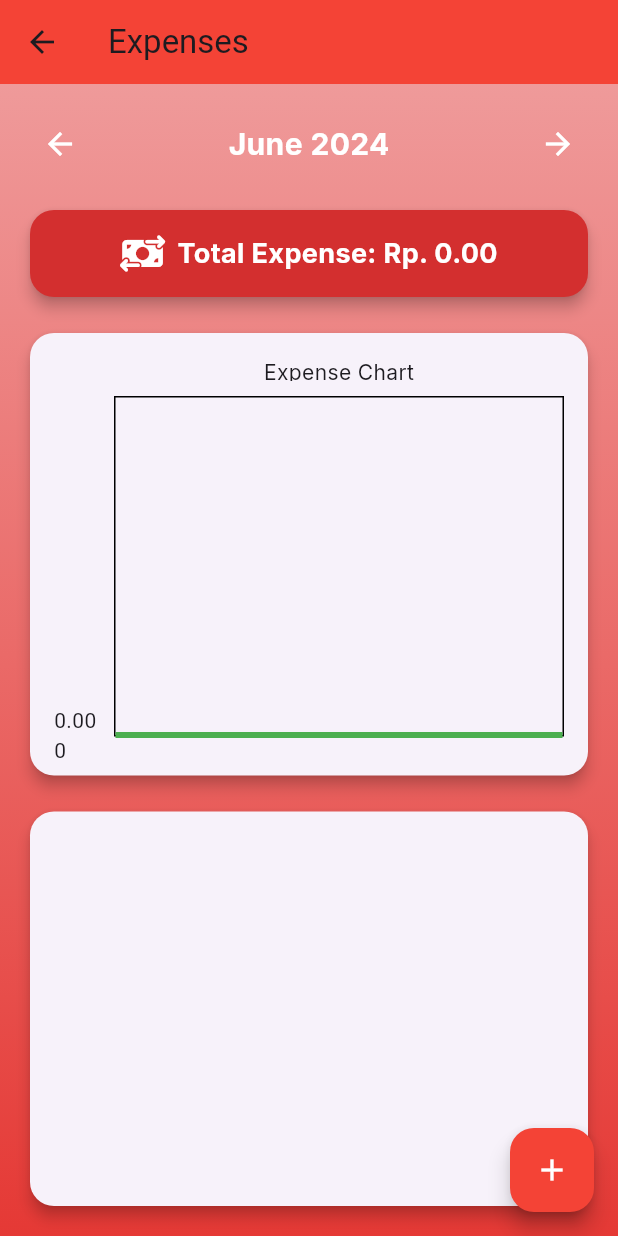
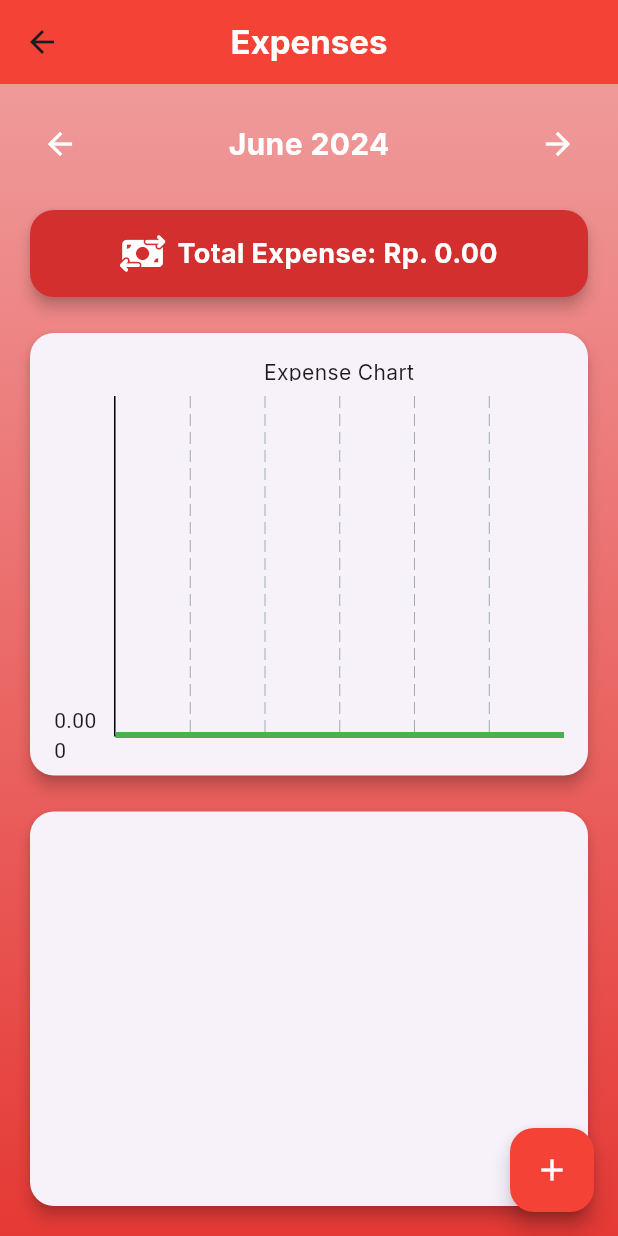
Before and after one commit to VinChriZ/MoneyManager, a Flutter app: the ExpensePage screen opened directly, on a phone screen of 412 x 824 dp. Run offline on Flutter 3.47's test engine with Material 3 defaults, Android fonts, the light colour scheme and no system bars; drawn by our look-alikes of fl_chart; our stand-ins replace cloud_firestore, firebase_auth, firebase_core, flutter_speed_dial, flutter_svg, font_awesome_flutter and 4 more; accounts and stored records are empty.

Commit message:
design chart

```diff
--- a/lib/expense.dart
+++ b/lib/expense.dart
@@ -629,7 +629,8 @@ class _ExpensePageState extends State<ExpensePage> {
   Widget build(BuildContext context) {
     return Scaffold(
       appBar: AppBar(
-        title: Text('Expenses'),
+        title: Text('Expenses',style: GoogleFonts.inter(fontWeight: FontWeight.bold,color: Colors.white,),),
+        centerTitle: true,
         backgroundColor: Colors.red,
       ),
       body: Container(
@@ -709,7 +710,7 @@ class _ExpensePageState extends State<ExpensePage> {
                     padding: const EdgeInsets.all(16.0),
                     child: LineChart(
                       LineChartData(
-                        gridData: FlGridData(show: false),
+                        gridData: FlGridData(show: true),
                         titlesData: FlTitlesData(
                           topTitles: AxisTitles(
                             axisNameWidget: Text(
@@ -746,7 +747,9 @@ class _ExpensePageState extends State<ExpensePage> {
                                 SideTitles(showTitles: true, reservedSize: 40),
                           ),
                         ),
-                        borderData: FlBorderData(show: true),
+                        borderData: FlBorderData(
+                            border: Border(
+                                bottom: BorderSide(), left: BorderSide())),
                         lineBarsData: [
                           LineChartBarData(
                             spots: data,
--- a/lib/get_started/page3.dart
+++ b/lib/get_started/page3.dart
@@ -39,12 +39,12 @@ class Page3 extends StatelessWidget {
                             height: 8,
                           ),
                           Text(
-                            "Setup your budget for each category",
+                            "Setup your budget for each",
                             style: GoogleFonts.inter(
                                 fontSize: 16, color: Colors.grey,fontWeight: FontWeight.w500),
                           ),
                           Text(
-                            "so you in control",
+                            "category so you in control",
                             style: GoogleFonts.inter(
                                 fontSize: 16, color: Colors.grey,fontWeight: FontWeight.w500),
                           )
--- a/lib/main.dart
+++ b/lib/main.dart
@@ -26,6 +26,7 @@ class MyApp extends StatelessWidget {
       create: (context) => UserData(), // Provide UserData instance
       child: MaterialApp(
           // home: AuthPage(),
+          debugShowCheckedModeBanner: false,
           home: SplashScreen()),
     );
   }
```
Also changed, not shown: lib/income.dart (+10 -11 lines).
